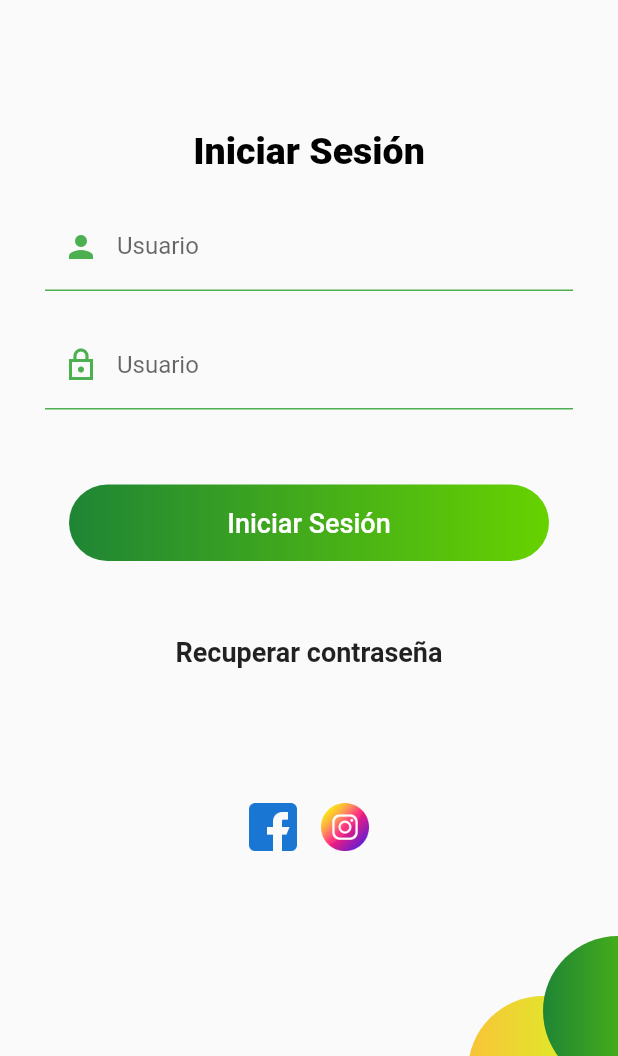
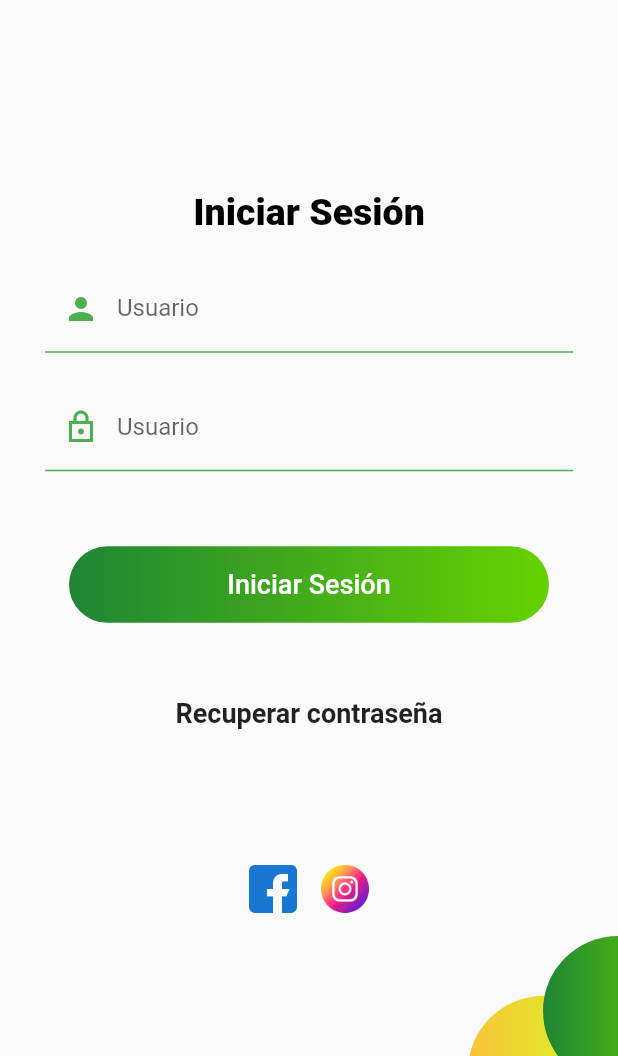
Before and after one commit to eadelson9602/app_qinspecting, a Flutter app: the screen it shows after launch, on a phone screen of 412 x 824 dp, the part 180-1236 px from its top. Run offline on Flutter 3.47's test engine with Material 2 defaults, Android fonts, the phone set to English and light mode, and no system bars; project files that could hold a hidden picture were left out.

Commit message:
Se cambia height del sizedbox

```diff
--- a/lib/screens/login_screen.dart
+++ b/lib/screens/login_screen.dart
@@ -15,7 +15,7 @@ class LoginScreen extends StatelessWidget {
           child: Column(
             children: [
               SizedBox(
-                height: _sizeScreen.height * 0.25,
+                height: _sizeScreen.height * 0.30,
               ),
               const Text(
                 'Iniciar Sesión',
```
